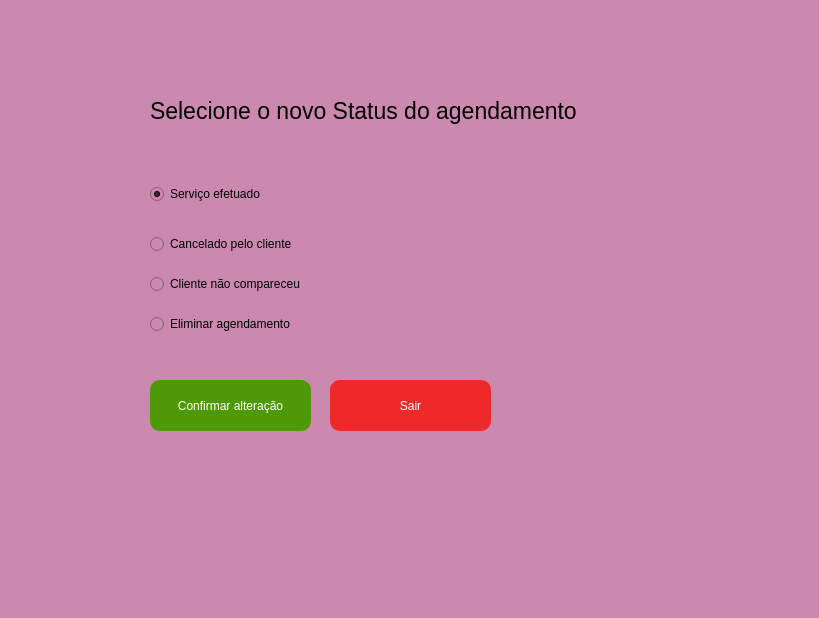
Qt form telas_duda/manut_agenda.ui (JVwolfart/PROJETO-SALAO-JOVEM-PROGRAMADOR) before a commit.
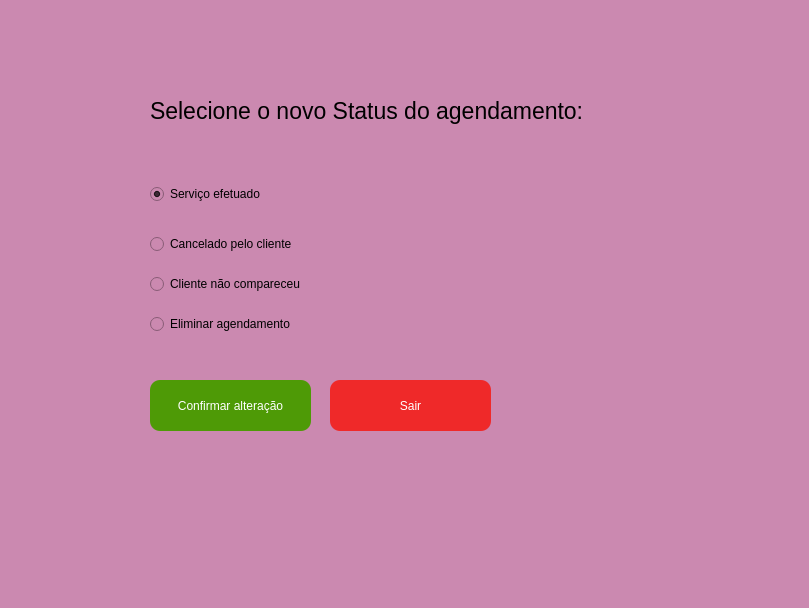
The same form after that commit. Icons and pictures are not drawn.

```diff
--- a/telas_duda/manut_agenda.ui
+++ b/telas_duda/manut_agenda.ui
@@ -12,8 +12,8 @@
    <rect>
     <x>0</x>
     <y>0</y>
-    <width>819</width>
-    <height>618</height>
+    <width>809</width>
+    <height>608</height>
    </rect>
   </property>
   <property name="minimumSize">
@@ -128,7 +128,7 @@
      <rect>
       <x>150</x>
       <y>90</y>
-      <width>521</width>
+      <width>551</width>
       <height>41</height>
      </rect>
     </property>
@@ -138,7 +138,7 @@
      </font>
     </property>
     <property name="text">
-     <string>Selecione o novo Status do agendamento</string>
+     <string>Selecione o novo Status do agendamento:</string>
     </property>
    </widget>
    <widget class="QRadioButton" name="RbEfetuado">
```
